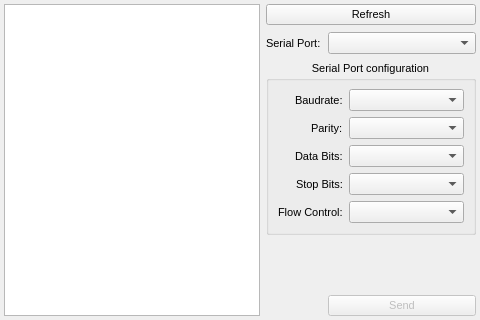
This is src/ui/loader.ui in simaoamorim/SerialProgramLoader as Qt 5 draws it before an edit. The edited form follows.
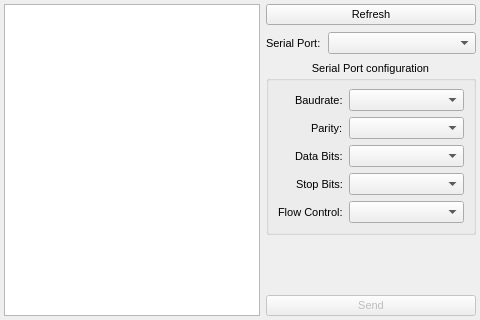
This is the edited form.

Commit message: Loader send buttons spans over the 2 columns

What changed in the file:
```diff
--- a/src/ui/loader.ui
+++ b/src/ui/loader.ui
@@ -157,16 +157,6 @@
         </layout>
        </widget>
       </item>
-      <item row="5" column="1">
-       <widget class="QPushButton" name="sendButton">
-        <property name="enabled">
-         <bool>false</bool>
-        </property>
-        <property name="text">
-         <string>Send</string>
-        </property>
-       </widget>
-      </item>
       <item row="1" column="0" colspan="2">
        <widget class="QPushButton" name="updateProgramListButton">
         <property name="text">
@@ -187,6 +177,16 @@
         </property>
        </spacer>
       </item>
+      <item row="5" column="0" colspan="2">
+       <widget class="QPushButton" name="sendButton">
+        <property name="enabled">
+         <bool>false</bool>
+        </property>
+        <property name="text">
+         <string>Send</string>
+        </property>
+       </widget>
+      </item>
      </layout>
     </widget>
    </item>
```
The commit also changes 1 other file.
